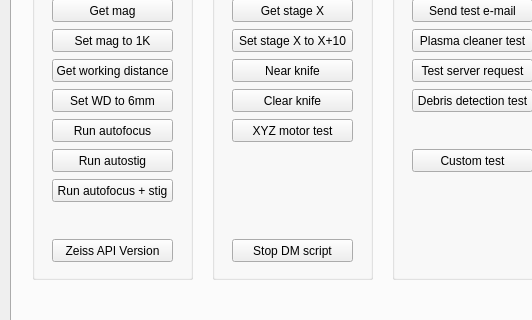
Before: the Qt Designer form gui/main_window.ui in SBEMimage/SBEMimage, drawn with Qt 5; both pictures show x 0 to 532 and y 135 to 455 of the 711 by 950 pixel window.
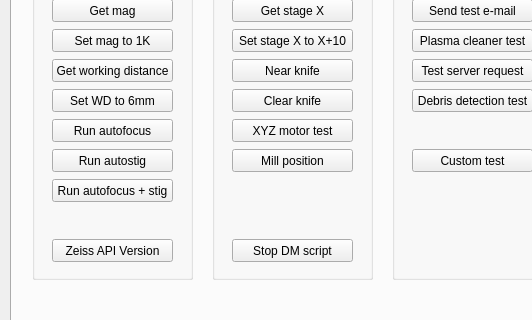
After: the same form once the commit is applied. The open tabs and pages were chosen to show the change.

Commit message: [WIP] Refactored microtome_control (Microtome classes untested!), GCIB class is now supported by the GUI but not yet functional.

What changed in the file:
```diff
--- a/gui/main_window.ui
+++ b/gui/main_window.ui
@@ -1885,6 +1885,19 @@
         <string>XYZ motor test</string>
        </property>
       </widget>
+      <widget class="QPushButton" name="pushButton_testMillPos">
+       <property name="geometry">
+        <rect>
+         <x>20</x>
+         <y>180</y>
+         <width>121</width>
+         <height>23</height>
+        </rect>
+       </property>
+       <property name="text">
+        <string>Mill position</string>
+       </property>
+      </widget>
      </widget>
      <widget class="QGroupBox" name="groupBox_7">
       <property name="geometry">
```
Left out of the diff: 1 changed line with no effect on the pictures. The commit also changes 6 other files.
